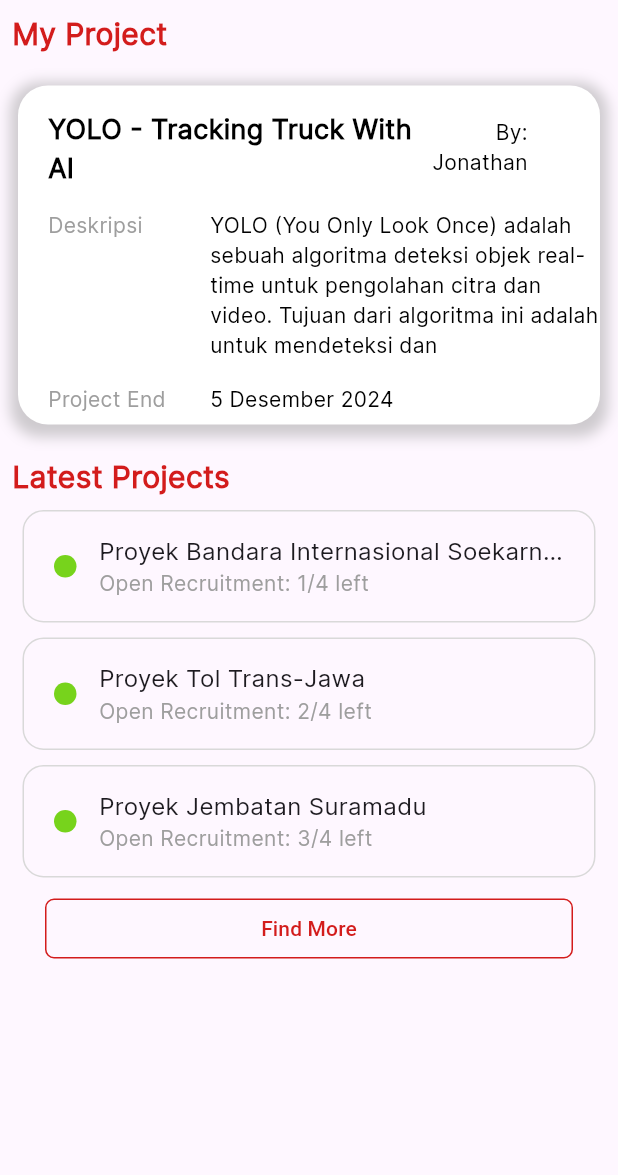
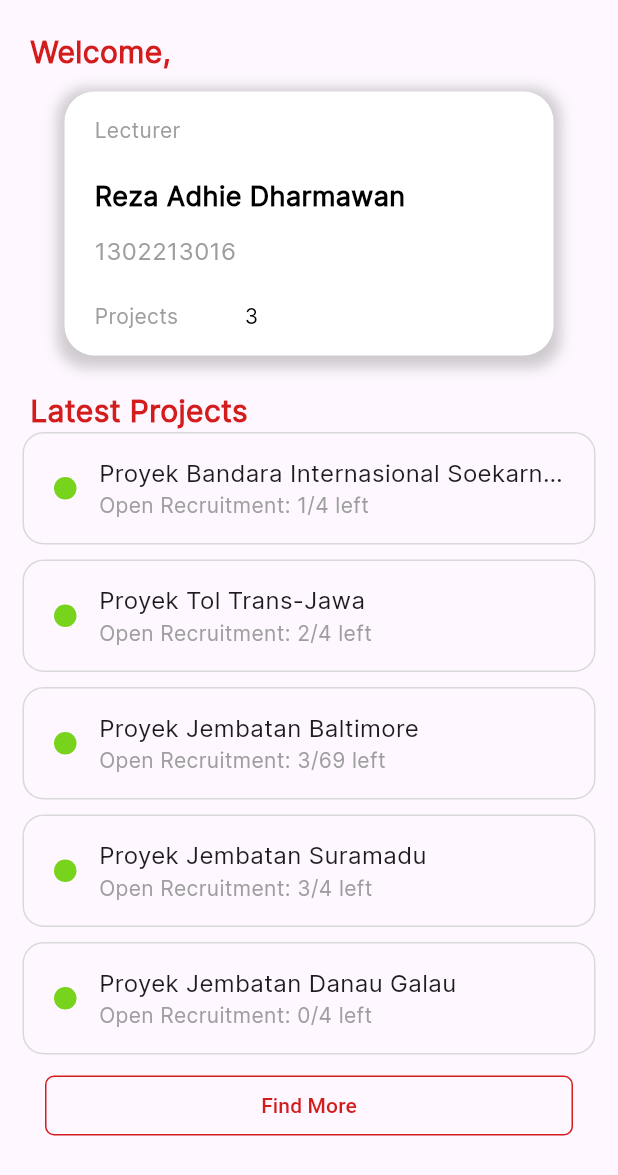
Before and after one commit to rezadhied/telu_project, a Flutter app: the HomePage screen opened directly, on a phone screen of 412 x 824 dp. Shown: the top 1175 px of the screen. Run offline on Flutter 3.47's test engine with Material 3 defaults, Android fonts, the phone set to English and light mode, and no system bars; our stand-ins replace carousel_slider, flutter_datetime_picker_plus, google_fonts.

Commit message:
home page update

```diff
--- a/lib/screens/home_screen.dart
+++ b/lib/screens/home_screen.dart
@@ -22,9 +22,19 @@ class _HomePage extends State<HomePage> {
       'capacity': '2/4'
     },
     {
+      'title': 'Proyek Jembatan Baltimore',
+      'status': 'Open Request',
+      'capacity': '3/69'
+    },
+    {
       'title': 'Proyek Jembatan Suramadu',
       'status': 'Open Request',
       'capacity': '3/4'
+    },
+    {
+      'title': 'Proyek Jembatan Danau Galau',
+      'status': 'Open Request',
+      'capacity': '0/4'
     },
   ];
 
@@ -38,9 +48,9 @@ class _HomePage extends State<HomePage> {
               crossAxisAlignment: CrossAxisAlignment.start,
               children: [
                 Padding(
-                  padding: const EdgeInsets.all(8.0),
+                  padding: const EdgeInsets.fromLTRB(20, 20, 10, 0),
                   child: Text(
-                    'My Project',
+                    'Welcome, ',
                     style: GoogleFonts.inter(
                         fontSize: 20,
                         fontWeight: FontWeight.bold,
@@ -50,8 +60,8 @@ class _HomePage extends State<HomePage> {
                 Center(
                   child: Container(
                     padding: const EdgeInsets.all(12.0),
-                    width: 450,
-                    height: 250,
+                    width: 350,
+                    height: 200,
                     child: Container(
                       decoration: BoxDecoration(
                           borderRadius: BorderRadius.circular(20),
@@ -65,18 +75,31 @@ class _HomePage extends State<HomePage> {
                             )
                           ]),
                       child: Column(
-                        mainAxisAlignment: MainAxisAlignment.spaceEvenly,
+                        mainAxisAlignment: MainAxisAlignment.spaceAround,
                         crossAxisAlignment: CrossAxisAlignment.start,
                         children: [
                           Padding(
                             padding: const EdgeInsets.fromLTRB(20, 10, 0, 0),
                             child: Row(
+                              crossAxisAlignment: CrossAxisAlignment.start,
                               children: [
                                 SizedBox(
-                                  width: 250,
-                                  height: 50,
+                                  width: 100,
+                                  child: Text('Lecturer',
+                                      style:
+                                          GoogleFonts.inter(color: Colors.grey),
+                                      textAlign: TextAlign.start),
+                                ),
+                              ],
+                            ),
+                          ),
+                          Padding(
+                            padding: const EdgeInsets.fromLTRB(20, 10, 0, 0),
+                            child: Row(
+                              children: [
+                                Expanded(
                                   child: Text(
-                                    'YOLO - Tracking Truck With AI',
+                                    'Reza Adhie Dharmawan',
                                     style: GoogleFonts.inter(
                                       color: Colors.black,
                                       fontWeight: FontWeight.bold,
@@ -85,64 +108,38 @@ class _HomePage extends State<HomePage> {
                                     textAlign: TextAlign.left,
                                   ),
                                 ),
-                                Container(
-                                  width: 90,
-                                  height: 40,
-                                  padding: const EdgeInsets.only(right: 20),
-                                  child: Text(
-                                    'By: Jonathan Maulana',
-                                    style:
-                                        GoogleFonts.inter(color: Colors.black),
-                                    textAlign: TextAlign.right,
-                                  ),
+                              ],
+                            ),
+                          ),
+                          Padding(
+                            padding: const EdgeInsets.fromLTRB(20, 0, 0, 10),
+                            child: Row(
+                              crossAxisAlignment: CrossAxisAlignment.start,
+                              children: [
+                                Expanded(
+                                  child: Text('1302213016',
+                                      style: GoogleFonts.inter(
+                                          color: Colors.grey, fontSize: 16),
+                                      textAlign: TextAlign.start),
                                 ),
                               ],
                             ),
                           ),
                           Padding(
-                            padding: const EdgeInsets.fromLTRB(20, 10, 0, 0),
-                            child: Row(
-                              crossAxisAlignment: CrossAxisAlignment.start,
-                              children: [
-                                SizedBox(
-                                  width: 100,
-                                  child: Text('Deskripsi',
-                                      style:
-                                          GoogleFonts.inter(color: Colors.grey),
-                                      textAlign: TextAlign.start),
-                                ),
-                                const SizedBox(width: 8),
-                                Expanded(
-                                  child: SizedBox(
-                                    width: 300,
-                                    height: 100,
-                                    child: Text(
-                                      'YOLO (You Only Look Once) adalah sebuah algoritma deteksi objek real-time untuk pengolahan citra dan video. Tujuan dari algoritma ini adalah untuk mendeteksi dan mengklasifikasikan objek dalam suatu gambar secara akurat dan efisien.',
-                                      style: GoogleFonts.inter(
-                                          color: Colors.black),
-                                      textAlign: TextAlign.left,
-                                    ),
-                                  ),
-                                ),
-                              ],
-                            ),
-                          ),
-                          Padding(
-                            padding: const EdgeInsets.fromLTRB(20, 10, 0, 0),
+                            padding: const EdgeInsets.fromLTRB(20, 0, 0, 10),
                             child: Row(
                               children: [
                                 SizedBox(
                                   width: 100,
-                                  child: Text('Project End',
+                                  child: Text('Projects',
                                       style:
                                           GoogleFonts.inter(color: Colors.grey),
                                       textAlign: TextAlign.left),
                                 ),
-                                const SizedBox(width: 8),
                                 SizedBox(
                                   width: 200,
                                   child: Text(
-                                    '5 Desember 2024',
+                                    '3',
                                     style:
                                         GoogleFonts.inter(color: Colors.black),
                                     textAlign: TextAlign.left,
@@ -157,7 +154,7 @@ class _HomePage extends State<HomePage> {
                   ),
                 ),
                 Padding(
-                  padding: const EdgeInsets.all(8.0),
+                  padding: const EdgeInsets.fromLTRB(20, 10, 10, 0),
                   child: Text(
                     'Latest Projects',
                     style: GoogleFonts.inter(
```
